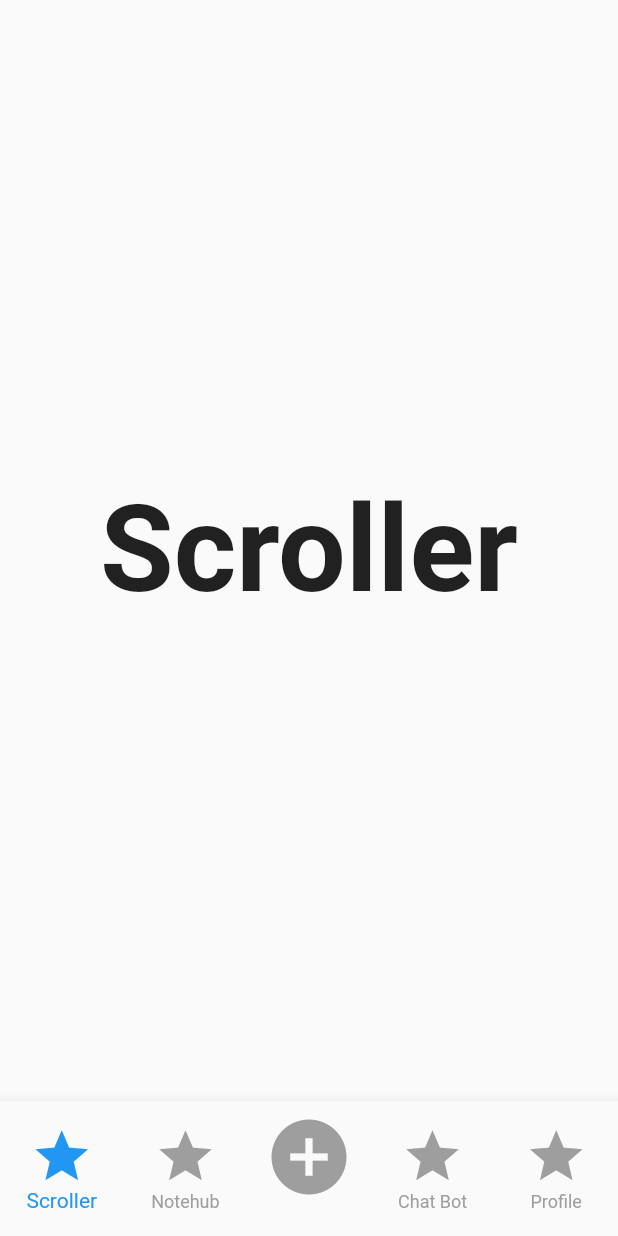
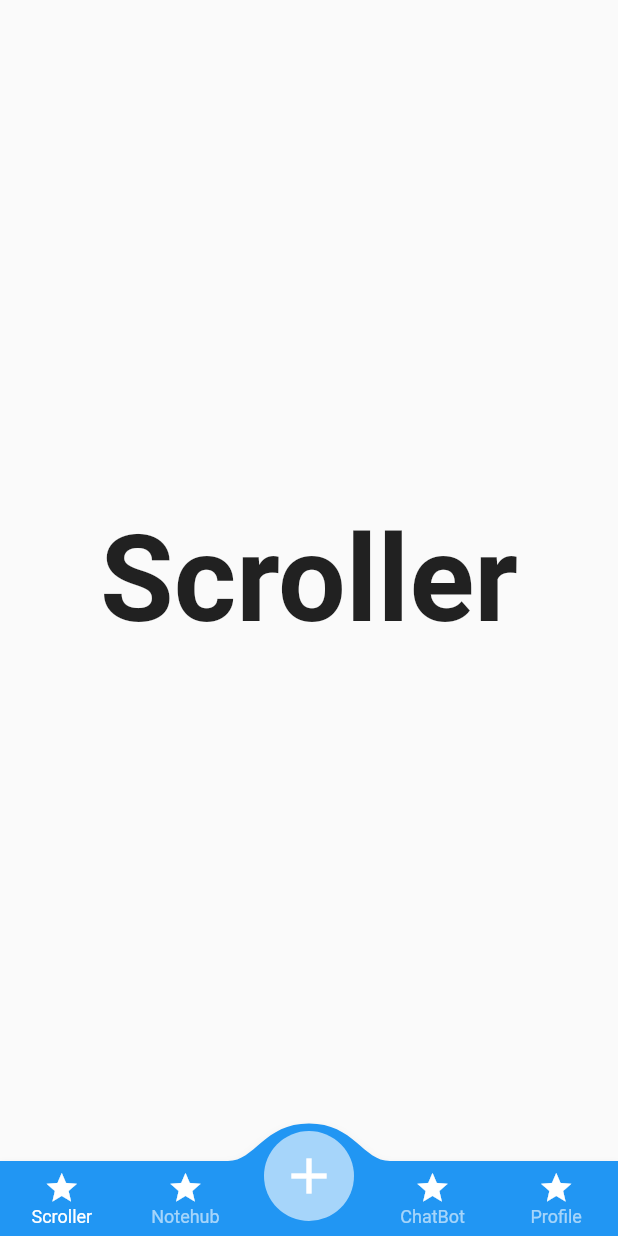
Before and after one commit to retroflux-mobile/Retroflux, a Flutter app: the HomePageScreen screen opened directly, on a phone screen of 412 x 824 dp. Run offline on Flutter 3.47's test engine with Material 2 defaults, Android fonts, the phone set to English and light mode, and no system bars; drawn by our look-alikes of convex_bottom_bar.

Commit message:
Improved bottom nav bar

```diff
--- a/lib/main.dart
+++ b/lib/main.dart
@@ -1,16 +1,18 @@
 import 'package:flutter/material.dart';
 import 'package:retroflux/screens/homepage_screen.dart';
 import 'package:retroflux/screens/login_method_screen.dart';
-import 'package:firebase_core/firebase_core.dart';
-import 'firebase_options.dart';
+//import 'package:firebase_core/firebase_core.dart';
+// import 'firebase_options.dart';
 
 
 
 Future<void> main() async {
+  '''
   WidgetsFlutterBinding.ensureInitialized();
   await Firebase.initializeApp(
     options: DefaultFirebaseOptions.currentPlatform,
   );
+  ''';
   runApp(const MyApp());
 }
 
--- a/lib/screens/homepage_screen.dart
+++ b/lib/screens/homepage_screen.dart
@@ -1,3 +1,4 @@
+import 'package:convex_bottom_bar/convex_bottom_bar.dart';
 import 'package:flutter/material.dart';
 import 'package:retroflux/screens/addpage_screen.dart';
 import 'package:retroflux/screens/chatbot_screen.dart';
@@ -30,37 +31,33 @@ class _HomePageScreenState extends State<HomePageScreen> {
   Widget build(BuildContext context) {
     return Scaffold(
       body: _bottomNavBarTabs.elementAt(_bottomNavBarIndex),
-      bottomNavigationBar: BottomNavigationBar(
-        currentIndex: _bottomNavBarIndex,
-        iconSize: 42.0,
-        type: BottomNavigationBarType.fixed,
-        items: const <BottomNavigationBarItem>[
-          BottomNavigationBarItem(
-            icon: Icon(Icons.star),
+      bottomNavigationBar: ConvexAppBar(
+        initialActiveIndex: _bottomNavBarIndex,
+        activeColor: Colors.white,
+        style: TabStyle.fixedCircle,
+        items: const <TabItem>[
+          TabItem(
+            icon: Icon(Icons.star,color: Colors.white,),
             //Todo: New name for Scroller Screen
-            label: 'Scroller',
+            title: 'Scroller',
           ),
-          BottomNavigationBarItem(
-            icon: Icon(Icons.star),
-            label: 'Notehub',
+          TabItem(
+            icon: Icon(Icons.star,color: Colors.white,),
+            title: 'Notehub',
           ),
-          BottomNavigationBarItem(
-            //Todo: Customize add button
-            icon: Icon(Icons.add_circle_outlined,size: 60,),
-            label:"",
-            backgroundColor: Colors.amberAccent
+          TabItem(
+            icon: Icon(Icons.add,size:40,color: Colors.white,),
+            title: 'Add',
           ),
-          BottomNavigationBarItem(
-            icon: Icon(Icons.star),
-            label: 'Chat Bot',
+          TabItem(
+            icon: Icon(Icons.star,color: Colors.white,),
+            title: 'ChatBot',
           ),
-          BottomNavigationBarItem(
-            icon: Icon(Icons.star),
-            label: 'Profile',
+          TabItem(
+            icon: Icon(Icons.star,color: Colors.white,),
+            title: 'Profile',
           ),
         ],
-        selectedItemColor: selectedIconColor,
-        unselectedItemColor: unSelectedIconColor,
         onTap: (index){
           setState(() {
             _bottomNavBarIndex = index;
```
Also changed, not shown: pubspec.yaml (+5 -3 lines).
